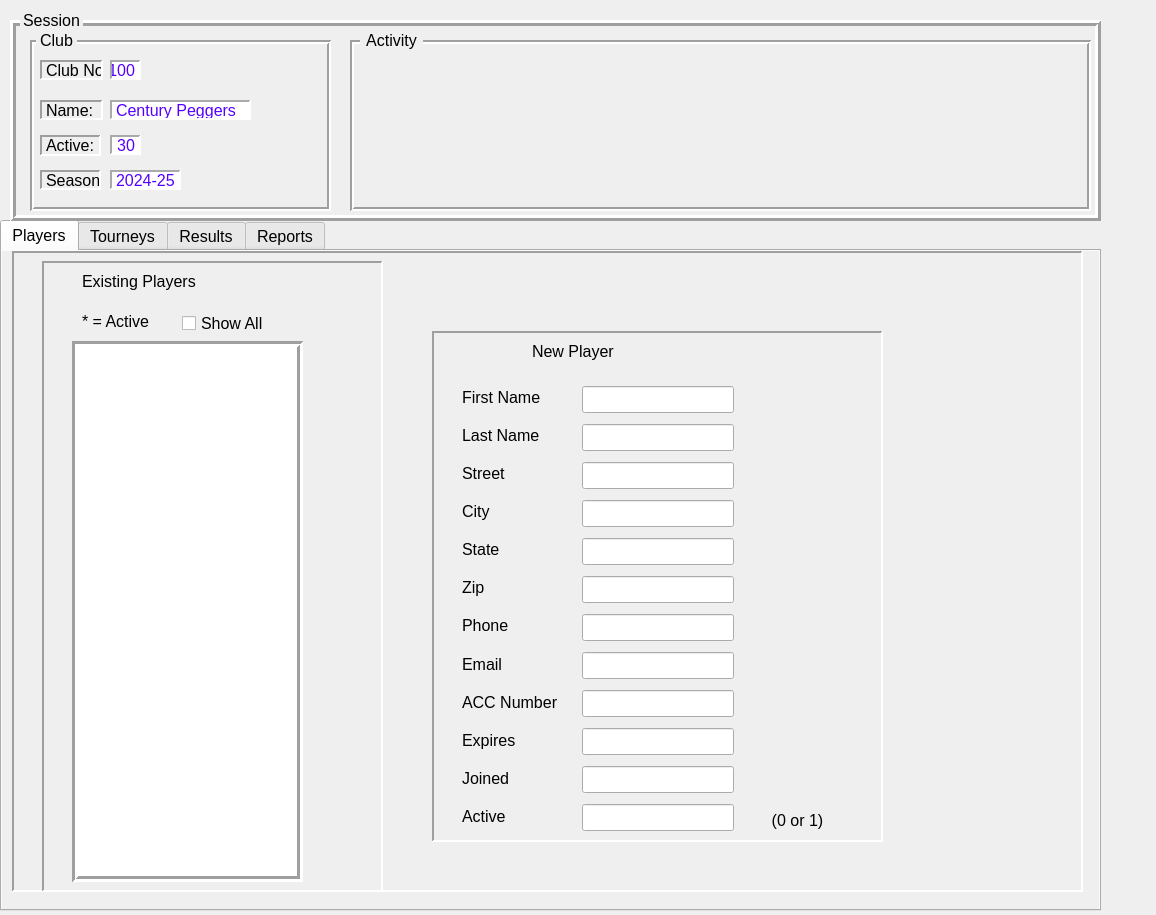
This is UI/CribbageQt.ui in mwycombe/CribbageQt as Qt 5 draws it before an edit. The edited form follows.
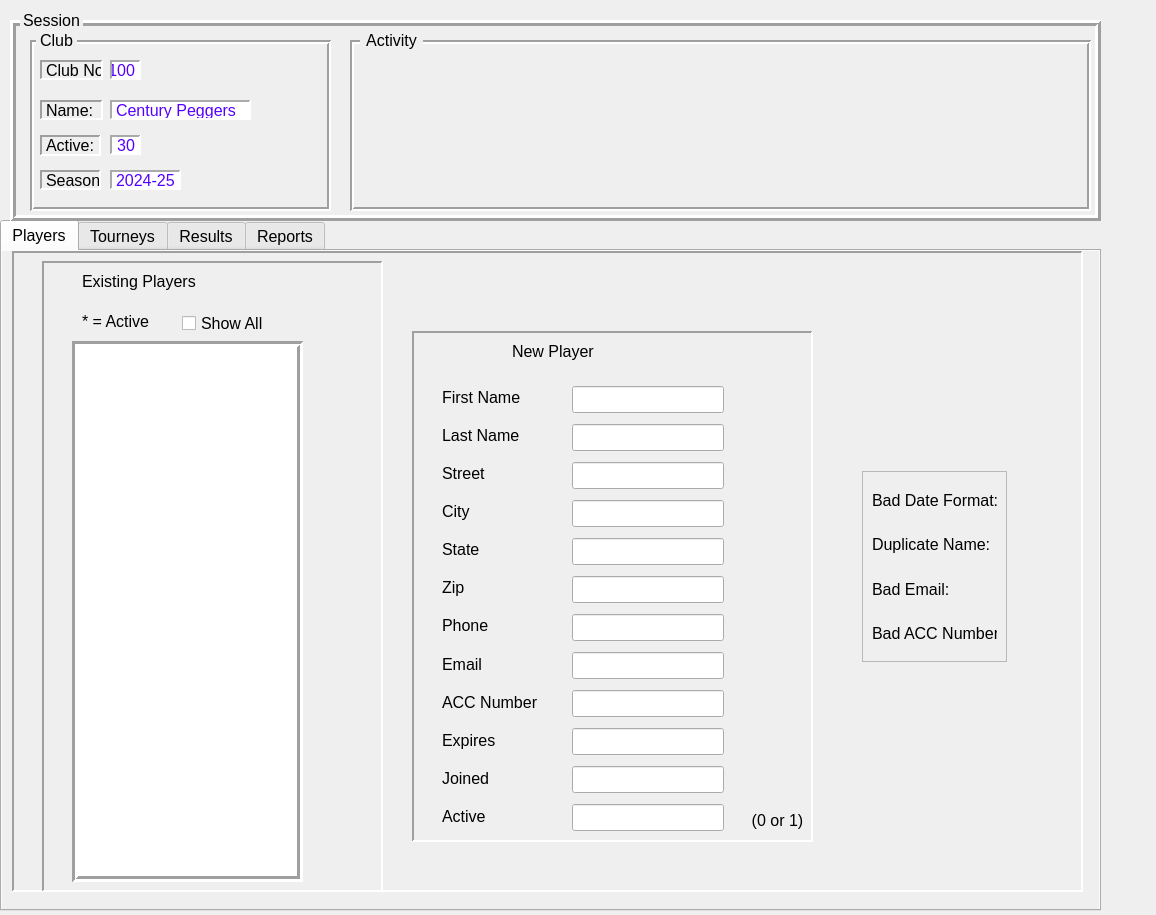
This is the edited form.

Commit message: Players continues ... pc

Diff of the .ui file:
```diff
--- a/UI/CribbageQt.ui
+++ b/UI/CribbageQt.ui
@@ -404,9 +404,9 @@
       <widget class="QFrame" name="newPlayerFrame">
        <property name="geometry">
         <rect>
-         <x>420</x>
+         <x>400</x>
          <y>80</y>
-         <width>451</width>
+         <width>401</width>
          <height>511</height>
         </rect>
        </property>
@@ -652,7 +652,7 @@
       <widget class="QWidget" name="layoutWidget">
        <property name="geometry">
         <rect>
-         <x>570</x>
+         <x>560</x>
          <y>130</y>
          <width>152</width>
          <height>461</height>
@@ -700,6 +700,52 @@
         </item>
        </layout>
       </widget>
+      <widget class="QFrame" name="frame_2">
+       <property name="geometry">
+        <rect>
+         <x>850</x>
+         <y>220</y>
+         <width>145</width>
+         <height>191</height>
+        </rect>
+       </property>
+       <property name="frameShape">
+        <enum>QFrame::Shape::StyledPanel</enum>
+       </property>
+       <property name="frameShadow">
+        <enum>QFrame::Shadow::Raised</enum>
+       </property>
+       <layout class="QVBoxLayout" name="verticalLayout_4">
+        <item>
+         <widget class="QLabel" name="lb_badPlayerDateError">
+          <property name="text">
+           <string>Bad Date Format:</string>
+          </property>
+         </widget>
+        </item>
+        <item>
+         <widget class="QLabel" name="lb_duplicatePlayerNameError">
+          <property name="text">
+           <string>Duplicate Name:</string>
+          </property>
+         </widget>
+        </item>
+        <item>
+         <widget class="QLabel" name="lb_badPlayerEmailError">
+          <property name="text">
+           <string>Bad Email:</string>
+          </property>
+         </widget>
+        </item>
+        <item>
+         <widget class="QLabel" name="lb_badPlayerAccNumberError">
+          <property name="text">
+           <string>Bad ACC Number:</string>
+          </property>
+         </widget>
+        </item>
+       </layout>
+      </widget>
      </widget>
     </widget>
     <widget class="QWidget" name="tourneysTab">
```
The commit also changes 4 other files.
